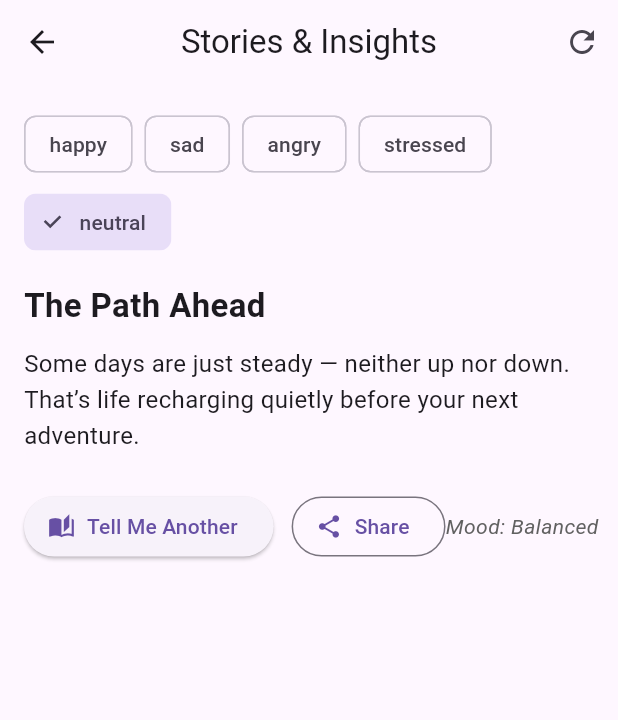
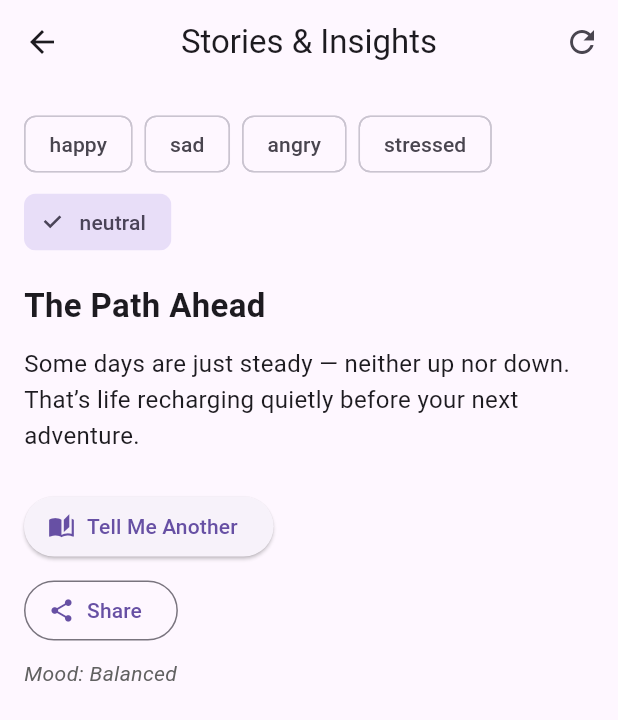
Before and after one commit to Subrata0Ghosh/chativio, a Flutter app: the StoriesScreen screen opened directly, after a tap on "Share", on a phone screen of 412 x 824 dp. Shown: the top 720 px of the screen. Run offline on Flutter 3.47's test engine with Material 3 defaults, Android fonts, the phone set to English and light mode, and no system bars; our stand-ins replace flutter_local_notifications, flutter_tts, geolocator, hive_flutter, image_picker, share_plus and 3 more; accounts and stored records are empty.

Commit message:
feat: make Stories and Profile screens fully responsive
- Stories: Responsive font sizes, button layout switches to Column on small screens (<500px) to prevent overflow
- Profile: Responsive avatar, text sizes, and padding based on screen width
- Prevents UI overflow across phones, tablets, and web

```diff
--- a/lib/screens/stories_screen.dart
+++ b/lib/screens/stories_screen.dart
@@ -161,18 +161,53 @@ class _StoriesScreenState extends State<StoriesScreen> {
                   const SizedBox(height: 16),
                   Text(
                     _currentStory!["title"]!,
-                    style: const TextStyle(
-                      fontSize: 22,
+                    style: TextStyle(
+                      fontSize: MediaQuery.of(context).size.width > 600 ? 24 : 22,
                       fontWeight: FontWeight.bold,
                     ),
                   ),
                   const SizedBox(height: 12),
                   Text(
                     _currentStory!["content"]!,
-                    style: const TextStyle(fontSize: 16, height: 1.5),
+                    style: TextStyle(
+                      fontSize: MediaQuery.of(context).size.width > 600 ? 18 : 16,
+                      height: 1.5,
+                    ),
                   ),
                   const SizedBox(height: 24),
-                  Row(
+                  LayoutBuilder(
+                    builder: (context, constraints) {
+                      final isSmall = constraints.maxWidth < 500;
+                      return isSmall
+                          ? Column(
+                              crossAxisAlignment: CrossAxisAlignment.start,
+                              children: [
+                                ElevatedButton.icon(
+                                  onPressed: () => _loadRandomStoryForMood(_userMood),
+                                  icon: const Icon(Icons.auto_stories),
+                                  label: const Text("Tell Me Another"),
+                                ),
+                                const SizedBox(height: 8),
+                                OutlinedButton.icon(
+                                  onPressed: () {
+                                    final text =
+                                        "${_currentStory!["title"]}\n\n${_currentStory!["content"]}";
+                                    Share.share(text);
+                                  },
+                                  icon: const Icon(Icons.share),
+                                  label: const Text('Share'),
+                                ),
+                                const SizedBox(height: 8),
+                                Text(
+                                  "Mood: ${_currentStory!["mood"]}",
+                                  style: TextStyle(
+                                    fontStyle: FontStyle.italic,
+                                    color: Colors.grey[700],
+                                  ),
+                                ),
+                              ],
+                            )
+                          : Row(
                               children: [
                                 ElevatedButton.icon(
                                   onPressed: () => _loadRandomStoryForMood(_userMood),
@@ -198,6 +233,8 @@ class _StoriesScreenState extends State<StoriesScreen> {
                                   ),
                                 ),
                               ],
+                            );
+                    },
                   ),
                 ],
               ),
```
Also changed, not shown: lib/screens/profile_screen.dart (+18 -5 lines). Lines whose indentation alone changed are shown as unchanged.
